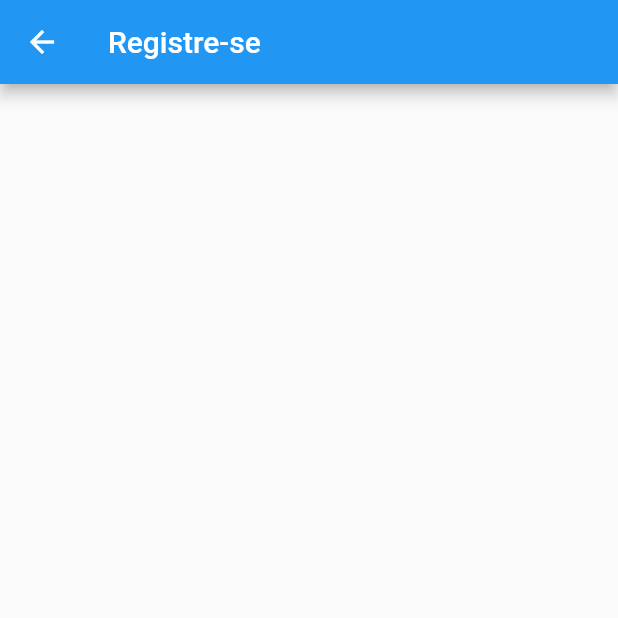
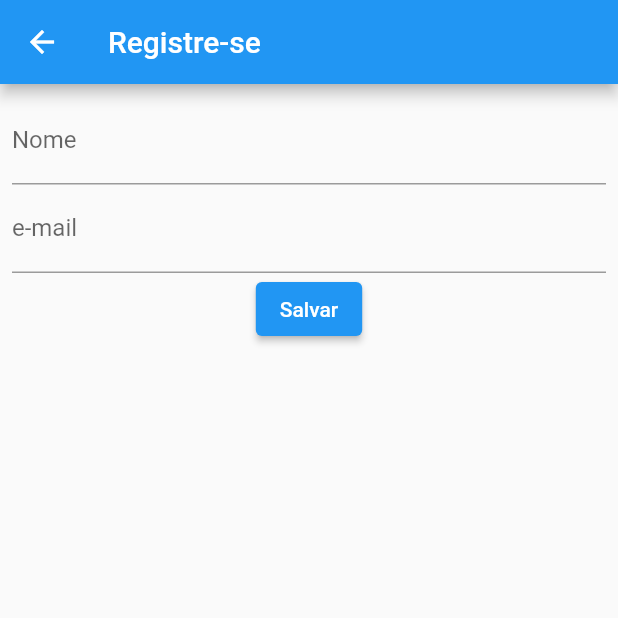
Before and after one commit to ElcioLS/adf_contact_bloc, a Flutter app: the ContactRegisterPage screen opened by its route, on a phone screen of 412 x 824 dp, the top half of it. Run offline on Flutter 3.47's test engine with Material 2 defaults, Android fonts, the phone set to English and light mode, and no system bars; our stand-ins replace bloc, dio, flutter_bloc, freezed_annotation.

Commit message:
Cadastrando um novo contato

```diff
--- a/lib/features/contacts/list/contacts_list_page.dart
+++ b/lib/features/contacts/list/contacts_list_page.dart
@@ -14,8 +14,9 @@ class ContactsListPage extends StatelessWidget {
         title: const Text('Contact List'),
       ),
       floatingActionButton: FloatingActionButton(
-        onPressed: () {
-          Navigator.pushNamed(context, '/contacts/register');
+        onPressed: () async {
+          await Navigator.pushNamed(context, '/contacts/register');
+          context.read<ContactListBloc>().add(ContactListEvent.findAll());
         },
         child: const Icon(Icons.add),
       ),
@@ -70,6 +71,7 @@ class ContactsListPage extends StatelessWidget {
                       builder: (_, contacts) {
                         return ListView.builder(
                             shrinkWrap: true,
+                            physics: const NeverScrollableScrollPhysics(),
                             itemCount: contacts.length,
                             itemBuilder: (context, index) {
                               final contact = contacts[index];
--- /dev/null
+++ b/lib/features/contacts/register/bloc/contact_register_bloc.dart
@@ -0,0 +1,43 @@
+import 'dart:async';
+import 'dart:developer';
+
+import 'package:adf_contact_bloc/models/contact_model.dart';
+import 'package:adf_contact_bloc/repositories/contacts_repository.dart';
+import 'package:bloc/bloc.dart';
+import 'package:freezed_annotation/freezed_annotation.dart';
+
+part 'contact_register_bloc.freezed.dart';
+part 'contact_register_event.dart';
+part 'contact_register_state.dart';
+
+class ContactRegisterBloc
+    extends Bloc<ContactRegisterEvent, ContactRegisterState> {
+  final ContactsRepository _contactsRepository;
+
+  ContactRegisterBloc({required ContactsRepository contactsRepository})
+      : _contactsRepository = contactsRepository,
+        super(ContactRegisterState.initial()) {
+    on<_Save>(_save);
+  }
+
+  Future<FutureOr<void>> _save(
+      _Save event, Emitter<ContactRegisterState> emit) async {
+    try {
+      emit(ContactRegisterState.loading());
+
+      await Future.delayed(const Duration(seconds: 2));
+
+      final contactModel = ContactModel(
+        name: event.name,
+        email: event.email,
+      );
+
+      await _contactsRepository.create(contactModel);
+      emit(ContactRegisterState.success());
+    } catch (e, s) {
+      log('Erro ao salvar um novo contato', error: e, stackTrace: s);
+      emit(ContactRegisterState.error(
+          message: 'Erro ao salvar um novo contato'));
+    }
+  }
+}
--- /dev/null
+++ b/lib/features/contacts/register/bloc/contact_register_event.dart
@@ -0,0 +1,9 @@
+part of 'contact_register_bloc.dart';
+
+@freezed
+class ContactRegisterEvent with _$ContactRegisterEvent {
+  factory ContactRegisterEvent.save({
+    required String name,
+    required String email,
+  }) = _Save;
+}
--- /dev/null
+++ b/lib/features/contacts/register/bloc/contact_register_state.dart
@@ -0,0 +1,9 @@
+part of 'contact_register_bloc.dart';
+
+@freezed
+class ContactRegisterState with _$ContactRegisterState {
+  factory ContactRegisterState.initial() = _Initial;
+  factory ContactRegisterState.loading() = _Loading;
+  factory ContactRegisterState.success() = _Success;
+  factory ContactRegisterState.error({required String message}) = _Error;
+}
--- a/lib/features/contacts/register/contact_register_page.dart
+++ b/lib/features/contacts/register/contact_register_page.dart
@@ -1,7 +1,26 @@
+import 'package:adf_contact_bloc/features/contacts/register/bloc/contact_register_bloc.dart';
+import 'package:adf_contact_bloc/widgets/loader.dart';
 import 'package:flutter/material.dart';
+import 'package:flutter_bloc/flutter_bloc.dart';
 
-class ContactRegisterPage extends StatelessWidget {
+class ContactRegisterPage extends StatefulWidget {
   const ContactRegisterPage({Key? key}) : super(key: key);
+
+  @override
+  State<ContactRegisterPage> createState() => _ContactRegisterPageState();
+}
+
+class _ContactRegisterPageState extends State<ContactRegisterPage> {
+  final _formKey = GlobalKey<FormState>();
+  final _nameEC = TextEditingController();
+  final _emailEC = TextEditingController();
+
+  @override
+  void dispose() {
+    _nameEC.dispose();
+    _emailEC.dispose();
+    super.dispose();
+  }
 
   @override
   Widget build(BuildContext context) {
@@ -9,7 +28,84 @@ class ContactRegisterPage extends StatelessWidget {
       appBar: AppBar(
         title: const Text('Registre-se'),
       ),
-      body: Container(),
+      body: BlocListener<ContactRegisterBloc, ContactRegisterState>(
+        listenWhen: (previous, current) {
+          return current.maybeWhen(
+            success: () => true,
+            error: (_) => true,
+            orElse: () => false,
+          );
+        },
+        listener: (context, state) {
+          state.whenOrNull(
+            success: () => Navigator.of(context).pop(),
+            error: (message) {
+              ScaffoldMessenger.of(context).showSnackBar(
+                SnackBar(
+                  backgroundColor: Colors.red,
+                  content: Text(
+                    message,
+                    style: const TextStyle(color: Colors.white),
+                  ),
+                ),
+              );
+            },
+          );
+        },
+        child: Padding(
+          padding: const EdgeInsets.all(8.0),
+          child: Form(
+              key: _formKey,
+              child: Column(
+                children: [
+                  TextFormField(
+                    controller: _nameEC,
+                    decoration: const InputDecoration(
+                      label: Text('Nome'),
+                    ),
+                    validator: (String? value) {
+                      if (value == null || value.isEmpty) {
+                        return 'Nome é obrigatório!';
+                      }
+                      return null;
+                    },
+                  ),
+                  TextFormField(
+                    controller: _emailEC,
+                    decoration: const InputDecoration(
+                      label: Text('e-mail'),
+                    ),
+                    validator: (String? value) {
+                      if (value == null || value.isEmpty) {
+                        return 'E-mail é obrigatório!';
+                      }
+                      return null;
+                    },
+                  ),
+                  ElevatedButton(
+                    onPressed: () {
+                      final validate =
+                          _formKey.currentState?.validate() ?? false;
+                      context.read<ContactRegisterBloc>().add(
+                            ContactRegisterEvent.save(
+                              name: _nameEC.text,
+                              email: _emailEC.text,
+                            ),
+                          );
+                    },
+                    child: const Text('Salvar'),
+                  ),
+                  Loader<ContactRegisterBloc, ContactRegisterState>(
+                      selector: (state) {
+                    return state.maybeWhen(
+                      loading: () => true,
+                      orElse: () => false,
+                    );
+                  })
+                ],
+              )),
+        ),
+      ),
     );
   }
 }
```
Also changed, not shown: lib/main.dart (+11 -3 lines), lib/features/contacts/register/bloc/contact_register_bloc.freezed.dart (added), 1 other file.
